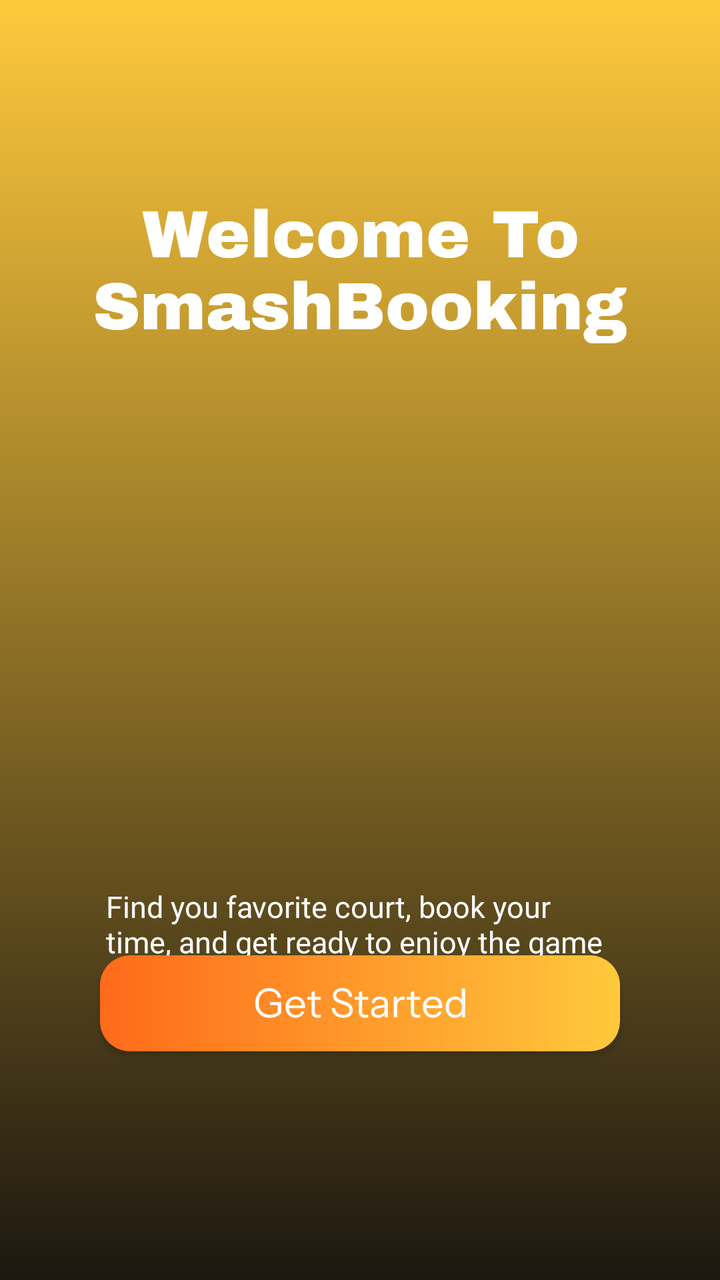
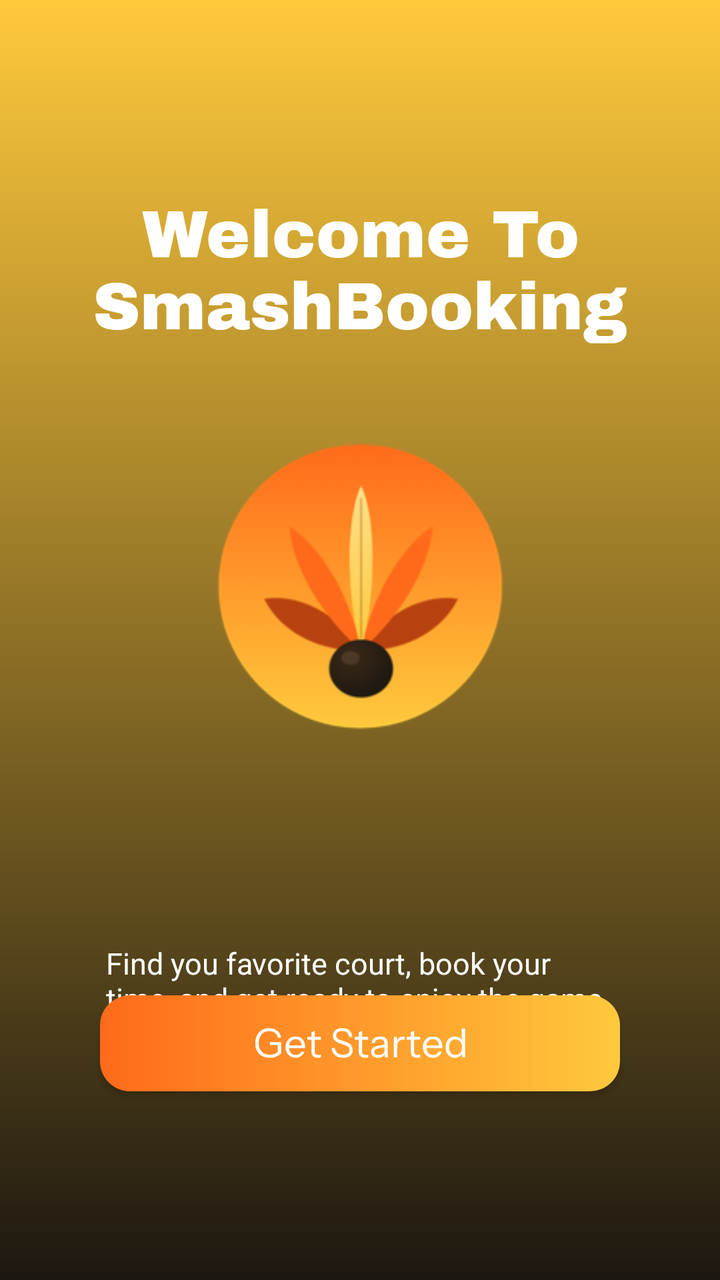

Screens rendered from an Android XML layout before and after an edit, with the pre-edit source and the edit as a unified diff.
<!-- AndroidManifest.xml: application theme Theme.KNRJapota -->
<!-- res/layout/activity_main.xml -->
<?xml version="1.0" encoding="utf-8"?>
<androidx.constraintlayout.widget.ConstraintLayout
    xmlns:android="http://schemas.android.com/apk/res/android"
    xmlns:tools="http://schemas.android.com/tools"
    xmlns:app="http://schemas.android.com/apk/res-auto"
    android:id="@+id/main"
    android:background="@drawable/bg_gradient"
    android:layout_width="match_parent"
    android:layout_height="match_parent"
    tools:context=".MainActivity">

    <TextView
        android:id="@+id/textView"
        android:layout_width="wrap_content"
        android:layout_height="wrap_content"
        android:fontFamily="@font/archivoblackregular"
        android:gravity="center"
        android:text="Welcome To SmashBooking"
        android:textColor="#FFFFFF"
        android:textSize="33sp"
        app:layout_constraintBottom_toBottomOf="parent"
        app:layout_constraintEnd_toEndOf="parent"
        app:layout_constraintHorizontal_bias="0.0"
        app:layout_constraintStart_toStartOf="parent"
        app:layout_constraintTop_toTopOf="parent"
        app:layout_constraintVertical_bias="0.172" />

    <androidx.appcompat.widget.AppCompatButton
        android:id="@+id/btnMyProject"
        android:layout_width="match_parent"
        android:layout_height="wrap_content"
        android:layout_marginHorizontal="50sp"
        android:layout_marginVertical="50sp"
        android:background="@drawable/bg_button"
        android:fontFamily="@font/instrumentsans"
        android:textColor="#FFFFFF"
        android:text="Get Started"
        android:textAllCaps="false"
        android:textSize="20sp"
        app:layout_constraintBottom_toBottomOf="parent"
        app:layout_constraintEnd_toEndOf="parent"
        app:layout_constraintHorizontal_bias="0.595"
        app:layout_constraintStart_toStartOf="parent"
        app:layout_constraintTop_toTopOf="parent"
        app:layout_constraintVertical_bias="0.869" />

    <TextView
        android:id="@+id/textView2"
        android:layout_width="0dp"
        android:layout_height="wrap_content"
        android:layout_marginStart="53dp"
        android:layout_marginEnd="50dp"
        android:text="Find you favorite court, book your time, and get ready to enjoy the game"
        android:textColor="#FFFFFF"
        android:textSize="15sp"
        app:layout_constraintBottom_toBottomOf="parent"
        app:layout_constraintEnd_toEndOf="parent"
        app:layout_constraintHorizontal_bias="0.0"
        app:layout_constraintStart_toStartOf="parent"
        app:layout_constraintTop_toTopOf="parent"
        app:layout_constraintVertical_bias="0.736"/>


</androidx.constraintlayout.widget.ConstraintLayout>
<!-- resources referenced by this layout -->
<resources>
  <!-- drawable bg_button (drawable) -->
  <?xml version="1.0" encoding="utf-8"?>
  <shape xmlns:android="http://schemas.android.com/apk/res/android">
  
      <corners android:radius="15dp"/>
  
      <gradient
          android:startColor="#FF6A1A"
          android:endColor="#FFC93C"
          android:angle="0"/>
  
  </shape>
  <!-- drawable bg_gradient (drawable) -->
  <?xml version="1.0" encoding="utf-8"?>
  <shape xmlns:android="http://schemas.android.com/apk/res/android">
  
      <gradient
          android:startColor="#1C1710"
          android:endColor="#FFC93C"
          android:angle="90"/>
  
  </shape>
  <style name="Theme.KNRJapota" parent="Base.Theme.KNRJapota" />
  <style name="Base.Theme.KNRJapota" parent="Theme.Material3.DayNight.NoActionBar">
          
          
      </style>
</resources>

<!-- the commit's change to res/layout/activity_main.xml (unified diff, before → after) -->
@@ -25,6 +25,18 @@
         app:layout_constraintTop_toTopOf="parent"
         app:layout_constraintVertical_bias="0.172" />
 
+    <ImageView
+        android:id="@+id/imageSnack"
+        android:layout_width="249dp"
+        android:layout_height="232dp"
+        android:scaleType="fitCenter"
+        android:src="@drawable/logoproject"
+        app:layout_constraintBottom_toBottomOf="parent"
+        app:layout_constraintEnd_toEndOf="parent"
+        app:layout_constraintStart_toStartOf="parent"
+        app:layout_constraintTop_toTopOf="parent"
+        app:layout_constraintVertical_bias="0.446" />
+
     <androidx.appcompat.widget.AppCompatButton
         android:id="@+id/btnMyProject"
         android:layout_width="match_parent"
@@ -33,16 +45,16 @@
         android:layout_marginVertical="50sp"
         android:background="@drawable/bg_button"
         android:fontFamily="@font/instrumentsans"
-        android:textColor="#FFFFFF"
         android:text="Get Started"
         android:textAllCaps="false"
+        android:textColor="#FFFFFF"
         android:textSize="20sp"
         app:layout_constraintBottom_toBottomOf="parent"
         app:layout_constraintEnd_toEndOf="parent"
-        app:layout_constraintHorizontal_bias="0.595"
+        app:layout_constraintHorizontal_bias="0.505"
         app:layout_constraintStart_toStartOf="parent"
         app:layout_constraintTop_toTopOf="parent"
-        app:layout_constraintVertical_bias="0.869" />
+        app:layout_constraintVertical_bias="0.91" />
 
     <TextView
         android:id="@+id/textView2"
@@ -58,7 +70,7 @@
         app:layout_constraintHorizontal_bias="0.0"
         app:layout_constraintStart_toStartOf="parent"
         app:layout_constraintTop_toTopOf="parent"
-        app:layout_constraintVertical_bias="0.736"/>
+        app:layout_constraintVertical_bias="0.783" />
 
 
 </androidx.constraintlayout.widget.ConstraintLayout>
<!-- resource entries referenced after the edit -->
@@ -22,6 +22,7 @@
           android:angle="90"/>
   
   </shape>
+  <!-- drawable logoproject: png bitmap (drawable, 20851 bytes) -->
   <style name="Theme.KNRJapota" parent="Base.Theme.KNRJapota" />
   <style name="Base.Theme.KNRJapota" parent="Theme.Material3.DayNight.NoActionBar">
           
